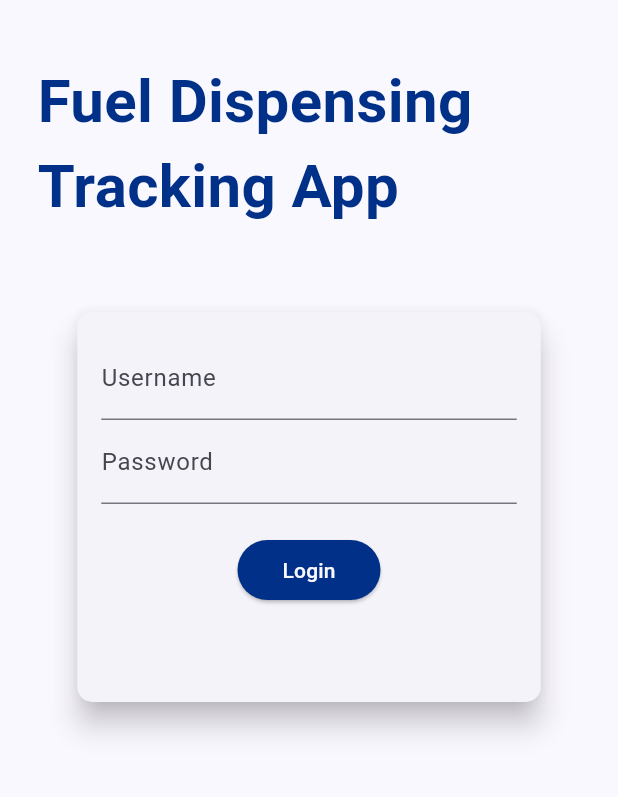
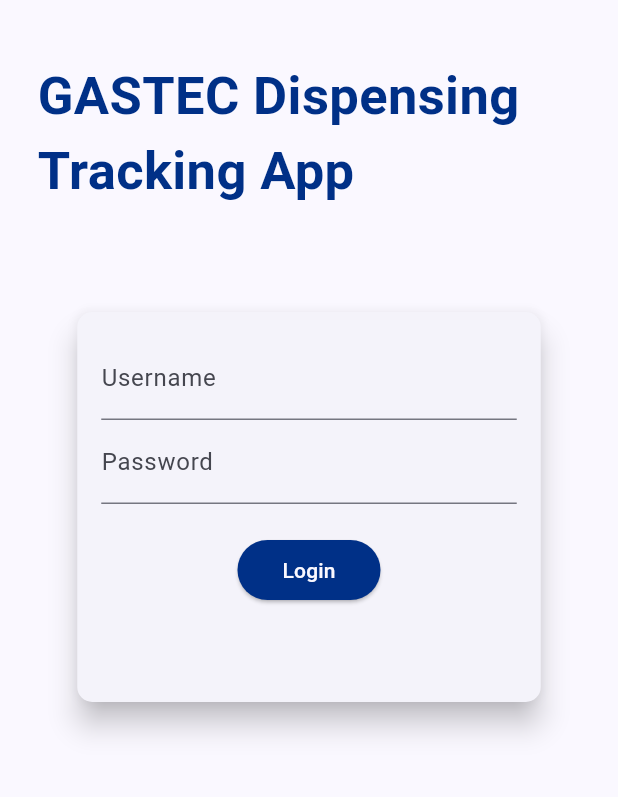
Before and after one commit to youssefasultan/GASTrack, a Flutter app: the screen it shows after launch, on a phone screen of 412 x 824 dp, the part 312-1109 px from its top. Run offline on Flutter 3.47's test engine with Material 2 defaults, Android fonts, the phone set to English and light mode, and no system bars; our stand-ins replace shared_preferences; generated files the repository leaves out were written again; Roboto replaces fonts that are missing (Babas, Bebas).

Commit message:
bug fixied

```diff
--- a/lib/helpers/data/constants.dart
+++ b/lib/helpers/data/constants.dart
@@ -7,8 +7,8 @@ enum AuthMode { Admin, Login }
 
 enum ProductCategory {
   Fuel(1, 'fuel', 'assets/images/fuel.png'),
-  Gas(1, 'gas', 'assets/images/gas.png');
-  // Oil(1, 'oil', 'assets/images/oil.png');
+  Gas(1, 'gas', 'assets/images/gas.png'),
+  Oil(1, 'oil', 'assets/images/oil.png');
 
   final int id;
   final String name;
--- a/lib/helpers/data/request_builder.dart
+++ b/lib/helpers/data/request_builder.dart
@@ -108,7 +108,7 @@ class RequestBuilder {
                     .padLeft(6, '0'),
                 'Equipment': pro.equipment,
                 'ObjectNumber': pro.objectNumber,
-                'MeasuringPoint': '${pro.lastReading}',
+                'MeasuringPoint': '${pro.measuringPoint}',
                 'Measurmntrangeunit': pro.measuringUnit,
                 'Material': pro.material,
                 'Quantity': '${pro.quantity}',
--- a/lib/l10n/app_ar.arb
+++ b/lib/l10n/app_ar.arb
@@ -1,6 +1,6 @@
 {
 
-  "appTitle": "تطبيق تتبع صرف الوقود",
+  "appTitle": "تطبيق جازتك لتتبع صرف",
   "username":"اسم المستخدم",
   "password":"كلمه السر",
   "url":"الرابط",
--- a/lib/l10n/app_en.arb
+++ b/lib/l10n/app_en.arb
@@ -1,6 +1,6 @@
 {
 
-  "appTitle" : "Fuel Dispensing Tracking App",
+  "appTitle" : "GASTEC Dispensing Tracking App",
   "username" : "Username",
   "password" : "Password",
   "url" : "URL",
--- a/lib/providers/product.dart
+++ b/lib/providers/product.dart
@@ -13,6 +13,7 @@ class Product with ChangeNotifier {
   double enteredReading;
   double quantity;
   double unitPrice;
+  int measuringPoint;
   String measuringUnit;
 
   Product({
@@ -27,5 +28,6 @@ class Product with ChangeNotifier {
     required this.unitPrice,
     required this.measuringUnit,
     required this.objectNumber,
+    required this.measuringPoint,
   });
 }
--- a/lib/screens/auth_screen.dart
+++ b/lib/screens/auth_screen.dart
@@ -42,7 +42,7 @@ class AuthScreen extends StatelessWidget {
                 t.appTitle,
                 textAlign: TextAlign.left,
                 style: TextStyle(
-                  fontSize: 40,
+                  fontSize: 35,
                   fontWeight: FontWeight.bold,
                   fontFamily: 'Bebas',
                   color: Theme.of(context).primaryColor,
--- a/lib/screens/home_screen.dart
+++ b/lib/screens/home_screen.dart
@@ -57,6 +57,7 @@ class _HomeScreenState extends State<HomeScreen> {
     var t = AppLocalizations.of(context)!;
 
     final productsData = Provider.of<Products>(context);
+
     final products = productsData.getProductsPerCategory(
         ProductCategory.values.elementAt(selectedIndex));
 
```
Also changed, not shown: lib/providers/products.dart (+2 -11 lines), lib/screens/payment_screen.dart (+1 -7 lines).
